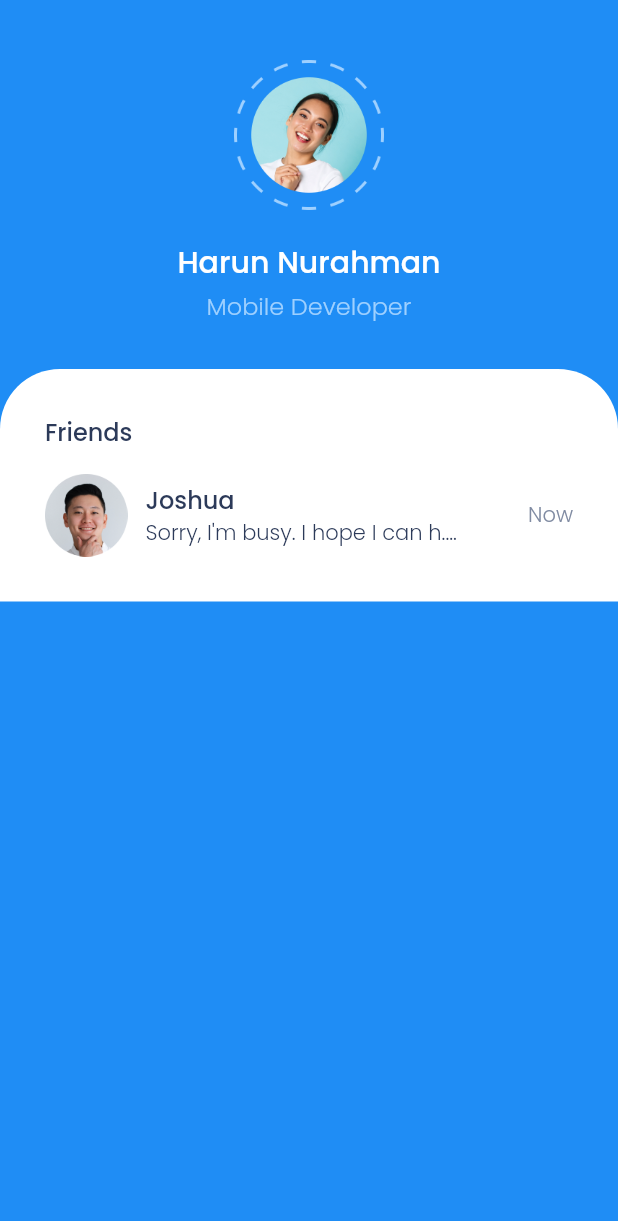
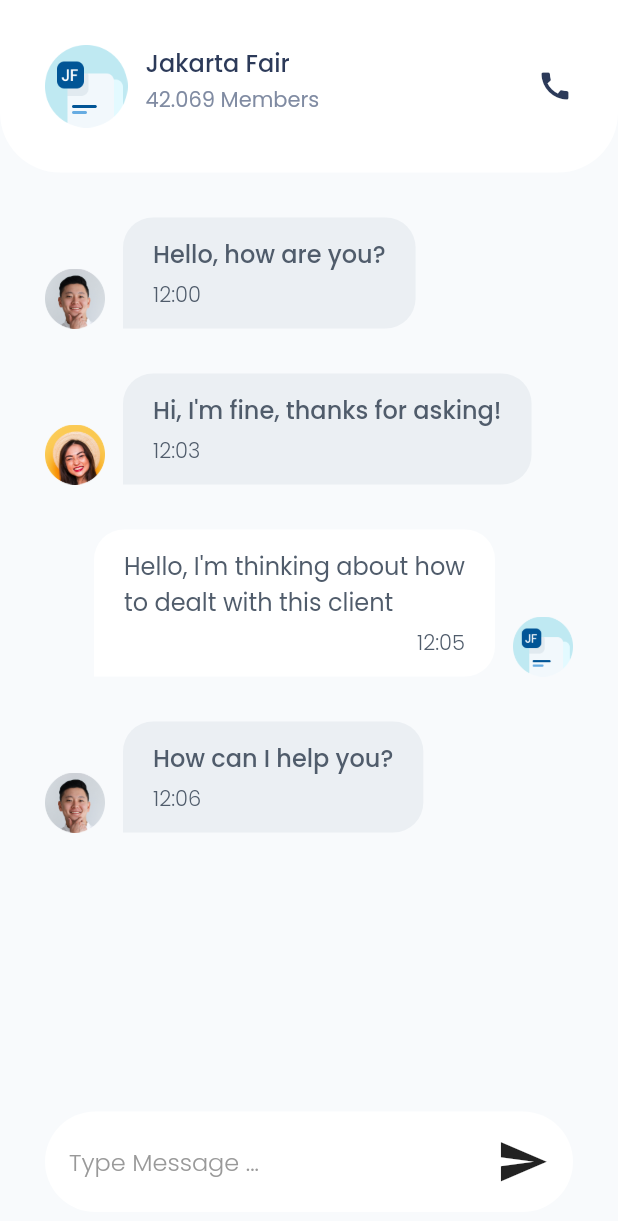
Before and after one commit to HarunNurahman/flutter_ui_basic, a Flutter app: the screen it shows after launch, on a phone screen of 412 x 824 dp. Shown: the top 1221 px of the screen. Run offline on Flutter 3.47's test engine with Material 2 defaults, Android fonts, the light colour scheme and no system bars; our stand-ins replace device_preview, google_fonts; missing offline and left inert: dart:js.

Commit message:
Learn new UI

```diff
--- a/lib/main.dart
+++ b/lib/main.dart
@@ -3,6 +3,7 @@ import 'dart:js';
 import 'package:device_preview/device_preview.dart';
 import 'package:flutter/material.dart';
 import 'package:flutter_ui_basic/new-ui/pages/homescreen.dart';
+import 'package:flutter_ui_basic/new-ui/pages/messages.dart';
 
 // import 'basic-ui/homepage.dart';
 
@@ -26,7 +27,7 @@ class MyApp extends StatelessWidget {
         fontFamily: 'Poppins'
       ),
       // home: const HomePage(),
-      home: const HomeScreen(),
+      home: const Messages(),
     );
   }
 }
--- a/lib/new-ui/components/themes.dart
+++ b/lib/new-ui/components/themes.dart
@@ -10,4 +10,4 @@ Color colorGreen = const Color(0xFF29CB9E);
 TextStyle titleTextStyle =
     TextStyle(color: colorDarkBlue, fontSize: 16, fontWeight: FontWeight.w500);
 TextStyle subtitleTextStyle =
-    TextStyle(color: colorGrey, fontWeight: FontWeight.w300);
+    TextStyle(color: colorGrey, fontWeight: FontWeight.w400);
--- /dev/null
+++ b/lib/new-ui/pages/messages.dart
@@ -0,0 +1,171 @@
+import 'package:flutter/material.dart';
+import 'package:flutter_ui_basic/new-ui/components/themes.dart';
+import 'package:flutter_ui_basic/new-ui/widgets/receiver_bubble.dart';
+import 'package:flutter_ui_basic/new-ui/widgets/sender_bubble.dart';
+import 'package:google_fonts/google_fonts.dart';
+
+class Messages extends StatelessWidget {
+  const Messages({Key? key}) : super(key: key);
+
+  @override
+  Widget build(BuildContext context) {
+    return Scaffold(
+      backgroundColor: const Color(0xFFF8FAFC),
+      floatingActionButton: chatInput(context),
+      floatingActionButtonLocation: FloatingActionButtonLocation.centerFloat,
+      body: SafeArea(
+        child: Column(
+          children: [
+            header(),
+            const body(),
+          ],
+        ),
+      ),
+    );
+  }
+
+  Column header() {
+    return Column(
+      children: [
+        Container(
+          width: double.infinity,
+          height: 115,
+          padding: const EdgeInsets.all(30),
+          decoration: BoxDecoration(
+            color: colorWhite,
+            borderRadius: const BorderRadius.vertical(
+              bottom: Radius.circular(40),
+            ),
+          ),
+          child: Row(
+            children: [
+              Image.asset(
+                'assets/images/img_jobgroup1.png',
+                height: 55,
+              ),
+              const SizedBox(width: 12),
+              Column(
+                crossAxisAlignment: CrossAxisAlignment.start,
+                children: [
+                  Text('Jakarta Fair', style: titleTextStyle),
+                  const SizedBox(height: 2),
+                  Text('42.069 Members', style: subtitleTextStyle),
+                ],
+              ),
+              const Spacer(),
+              Icon(Icons.call, color: colorDarkBlue),
+            ],
+          ),
+        )
+      ],
+    );
+  }
+
+  Container chatInput(BuildContext context) {
+    return Container(
+      width: MediaQuery.of(context).size.width - (2 * 30),
+      padding: const EdgeInsets.all(16),
+      decoration: BoxDecoration(
+        color: colorWhite,
+        borderRadius: BorderRadius.circular(75),
+      ),
+      child: Row(
+        mainAxisAlignment: MainAxisAlignment.spaceBetween,
+        children: [
+          Text(
+            'Type Message ...',
+            style: GoogleFonts.poppins(
+              fontWeight: FontWeight.w300,
+              fontSize: 16,
+              color: const Color(0xFF999999),
+            ),
+          ),
+          const Icon(
+            Icons.send,
+            size: 35,
+          ),
+        ],
+      ),
+    );
+  }
+}
+
+class body extends StatelessWidget {
+  const body({
+    Key? key,
+  }) : super(key: key);
+
+  @override
+  Widget build(BuildContext context) {
+    return Expanded(
+      child: Padding(
+        padding: EdgeInsets.symmetric(horizontal: 30),
+        child: Column(
+          children: const [
+            SizedBox(
+              height: 30,
+            ),
+            ReceiverBubble(
+                imageUrl: 'assets/images/img_userpic.png',
+                text: 'Hello, how are you?',
+                time: '12:00'),
+            ReceiverBubble(
+                imageUrl: 'assets/images/img_userpic2.png',
+                text: 'Hi, I\'m fine, thanks for asking!',
+                time: '12:03'),
+            SenderBubble(
+              imageUrl: 'assets/images/img_jobgroup1.png',
+              text: 'Hello, I\'m thinking about how\nto dealt with this client',
+              time: '12:05',
+            ),
+            ReceiverBubble(
+              imageUrl: 'assets/images/img_userpic.png',
+              text: 'How can I help you?',
+              time: '12:06',
+            ),
+          ],
+        ),
+      ),
+    );
+  }
+}
+
+class header extends StatelessWidget {
+  const header({
+    Key? key,
+  }) : super(key: key);
+
+  @override
+  Widget build(BuildContext context) {
+    return Container(
+      width: double.infinity,
+      height: 115,
+      padding: const EdgeInsets.all(30),
+      decoration: BoxDecoration(
+        color: colorWhite,
+        borderRadius: const BorderRadius.vertical(
+          bottom: Radius.circular(40),
+        ),
+      ),
+      child: Row(
+        children: [
+          Image.asset(
+            'assets/images/img_profpic.png',
+            height: 55,
+          ),
+          const SizedBox(width: 12),
+          Column(
+            crossAxisAlignment: CrossAxisAlignment.start,
+            children: [
+              Text('Jakarta Fair', style: titleTextStyle),
+              const SizedBox(height: 2),
+              Text('42.069 Members', style: subtitleTextStyle),
+            ],
+          ),
+          const Spacer(),
+          Icon(Icons.call, color: colorDarkBlue),
+        ],
+      ),
+    );
+  }
+}
--- /dev/null
+++ b/lib/new-ui/widgets/receiver_bubble.dart
@@ -0,0 +1,65 @@
+import 'package:flutter/material.dart';
+import 'package:flutter_ui_basic/new-ui/components/themes.dart';
+import 'package:google_fonts/google_fonts.dart';
+
+class ReceiverBubble extends StatelessWidget {
+  final String imageUrl;
+  final String text;
+  final String time;
+
+  const ReceiverBubble({
+    Key? key,
+    required this.imageUrl,
+    required this.text,
+    required this.time,
+  }) : super(key: key);
+
+  @override
+  Widget build(BuildContext context) {
+    return Container(
+      margin: const EdgeInsets.only(bottom: 30),
+      child: Row(
+        crossAxisAlignment: CrossAxisAlignment.end,
+        children: [
+          Image.asset(imageUrl, width: 40),
+          const SizedBox(width: 12),
+          Container(
+            padding: const EdgeInsets.symmetric(
+              horizontal: 20,
+              vertical: 12,
+            ),
+            decoration: const BoxDecoration(
+              color: Color(0xFFEBEFF3),
+              borderRadius: BorderRadius.only(
+                topLeft: Radius.circular(20),
+                topRight: Radius.circular(20),
+                bottomRight: Radius.circular(20),
+              ),
+            ),
+            child: Column(
+              crossAxisAlignment: CrossAxisAlignment.start,
+              children: [
+                Text(
+                  text,
+                  style: GoogleFonts.poppins(
+                    fontSize: 16,
+                    fontWeight: FontWeight.w500,
+                    color: const Color(0xFF505C6B),
+                  ),
+                ),
+                const SizedBox(height: 5),
+                Text(
+                  time,
+                  style: GoogleFonts.poppins(
+                    fontWeight: FontWeight.w300,
+                    color: Color(0xff505C6B),
+                  ),
+                )
+              ],
+            ),
+          )
+        ],
+      ),
+    );
+  }
+}
--- /dev/null
+++ b/lib/new-ui/widgets/sender_bubble.dart
@@ -0,0 +1,65 @@
+import 'package:flutter/material.dart';
+import 'package:flutter_ui_basic/new-ui/components/themes.dart';
+import 'package:google_fonts/google_fonts.dart';
+
+class SenderBubble extends StatelessWidget {
+  final String imageUrl;
+  final String text;
+  final String time;
+  const SenderBubble({
+    Key? key,
+    required this.imageUrl,
+    required this.text,
+    required this.time,
+  }) : super(key: key);
+
+  @override
+  Widget build(BuildContext context) {
+    return Container(
+      margin: const EdgeInsets.only(bottom: 30),
+      child: Row(
+        mainAxisAlignment: MainAxisAlignment.end,
+        crossAxisAlignment: CrossAxisAlignment.end,
+        children: [
+          Container(
+            padding: const EdgeInsets.symmetric(
+              horizontal: 20,
+              vertical: 12,
+            ),
+            decoration: BoxDecoration(
+              color: colorWhite,
+              borderRadius: const BorderRadius.only(
+                topRight: Radius.circular(20),
+                topLeft: Radius.circular(20),
+                bottomRight: Radius.circular(20),
+              ),
+            ),
+            child: Column(
+              crossAxisAlignment: CrossAxisAlignment.end,
+              children: [
+                Text(
+                  text,
+                  style: GoogleFonts.poppins(
+                      fontSize: 16, color: const Color(0xFF505C6B)),
+                ),
+                const SizedBox(height: 5),
+                Text(
+                  time,
+                  style: GoogleFonts.poppins(
+                    fontWeight: FontWeight.w300,
+                    color: const Color(0xff505C6B),
+                  ),
+                ),
+              ],
+            ),
+          ),
+          const SizedBox(width: 12),
+          Image.asset(
+            imageUrl,
+            width: 40,
+          )
+        ],
+      ),
+    );
+  }
+}
```
Also changed, not shown: lib/new-ui/pages/homescreen.dart (+53 -23 lines), lib/new-ui/widgets/chats_tile.dart (added, +50 -0 lines), lib/new-ui/widgets/jobs_tile.dart (added, +51 -0 lines), pubspec.yaml (+1 -8 lines), pubspec.lock.
